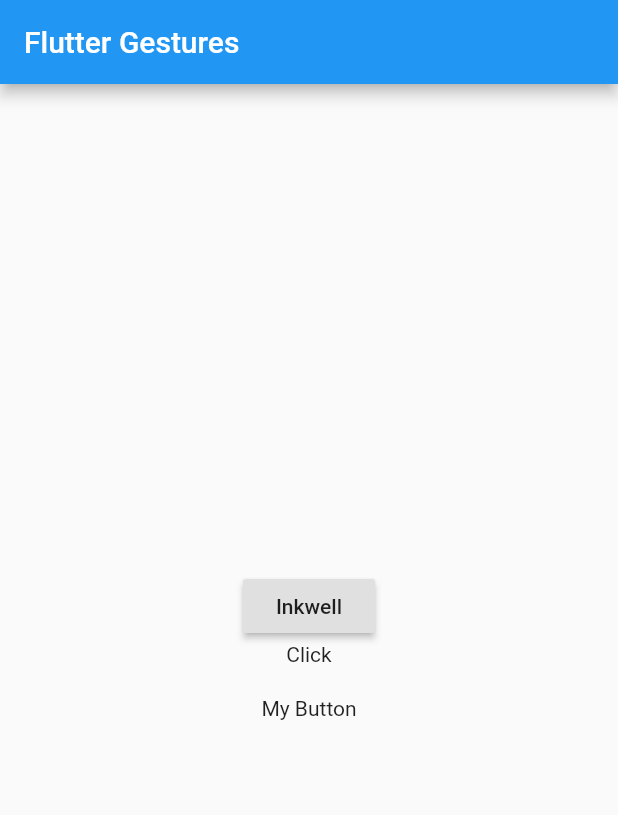
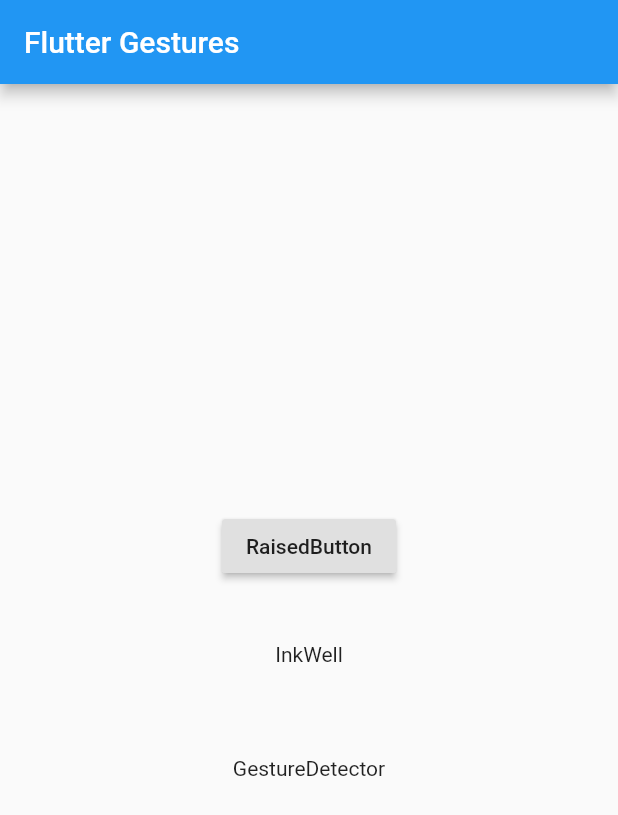
Before and after one commit to phuquy2114/Gestures_flutter, a Flutter app: the screen it shows after launch, on a phone screen of 412 x 824 dp. Shown: the top 815 px of the screen. Run offline on Flutter 3.47's test engine with Material 2 defaults, Android fonts, the phone set to English and light mode, and no system bars.

Commit message:
Custome view

```diff
--- a/lib/main.dart
+++ b/lib/main.dart
@@ -37,8 +37,15 @@ class _MyHomePageState extends State<MyHomePage> {
           mainAxisAlignment: MainAxisAlignment.center,
           children: <Widget>[
             RaisedButton(
-              child: Text("Inkwell"),
-              onPressed: () {},
+              child: Text("RaisedButton"),
+              onPressed: () {
+                // using Scaffold
+                Scaffold.of(context)
+                    .showSnackBar(SnackBar(content: Text("Raise Button")));
+              },
+            ),
+            SizedBox(
+              height: 40,
             ),
             InkWell(
               onTap: () {
@@ -46,17 +53,22 @@ class _MyHomePageState extends State<MyHomePage> {
                 Scaffold.of(context).showSnackBar(
                     SnackBar(content: Text("Leaning click listener ")));
               },
-              child: Text("Click"),
+              child: Text("InkWell"),
+            ),
+            SizedBox(
+              height: 40,
             ),
             GestureDetector(
               onTap: () {
                 print("GestureDetector");
+                Scaffold.of(context).showSnackBar(
+                    SnackBar(content: Text("GestureDetector Button ")));
               },
               child: Container(
                 padding: EdgeInsets.all(20.0),
                 decoration:
                     BoxDecoration(borderRadius: BorderRadius.circular(14.0)),
-                child: Text("My Button"),
+                child: Text("GestureDetector"),
               ),
             )
           ],
```
